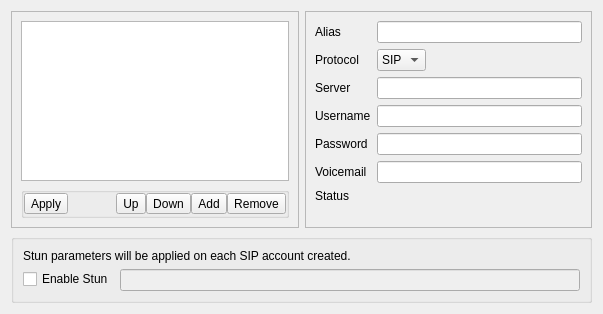
First picture: the form in src/conf/dlgaccountsbase.ui, repository KDE/ring-kde, before the edit.
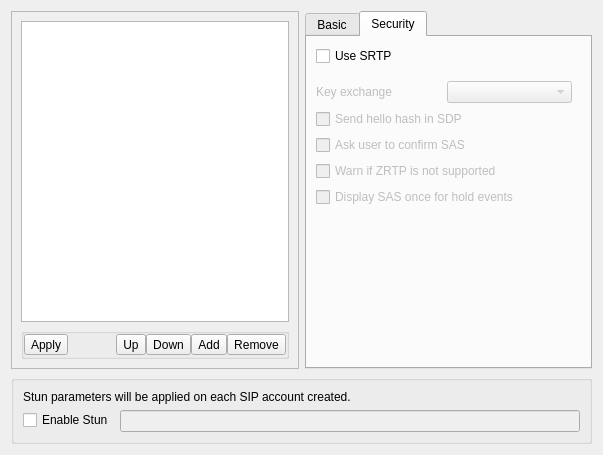
Second picture: the form after the edit. The open tabs and pages were chosen to show the change. Custom widgets are drawn as their Qt base class.

Patch:
```diff
--- a/src/conf/dlgaccountsbase.ui
+++ b/src/conf/dlgaccountsbase.ui
@@ -7,7 +7,7 @@
     <x>0</x>
     <y>0</y>
     <width>603</width>
-    <height>314</height>
+    <height>455</height>
    </rect>
   </property>
   <property name="windowTitle">
@@ -229,23 +229,21 @@
        </widget>
       </item>
       <item>
-       <widget class="QFrame" name="frame2_editAccounts">
+       <widget class="QTabWidget" name="frame2_editAccounts">
         <property name="sizePolicy">
          <sizepolicy hsizetype="Expanding" vsizetype="Expanding">
           <horstretch>1</horstretch>
           <verstretch>0</verstretch>
          </sizepolicy>
         </property>
-        <property name="frameShape">
-         <enum>QFrame::StyledPanel</enum>
+        <property name="currentIndex">
+         <number>0</number>
         </property>
-        <property name="frameShadow">
-         <enum>QFrame::Raised</enum>
-        </property>
-        <layout class="QFormLayout" name="formLayout_2">
-         <property name="fieldGrowthPolicy">
-          <enum>QFormLayout::ExpandingFieldsGrow</enum>
-         </property>
+        <widget class="QWidget" name="tab_basic">
+         <attribute name="title">
+          <string>Basic</string>
+         </attribute>
+         <layout class="QFormLayout" name="formLayout">
          <item row="0" column="0">
           <widget class="QLabel" name="label1_alias">
            <property name="text">
@@ -368,12 +366,126 @@
          </item>
          <item row="6" column="1">
           <widget class="QLabel" name="edit7_state">
+            <property name="sizePolicy">
+             <sizepolicy hsizetype="Expanding" vsizetype="Preferred">
+              <horstretch>0</horstretch>
+              <verstretch>0</verstretch>
+             </sizepolicy>
+            </property>
            <property name="text">
             <string/>
            </property>
           </widget>
          </item>
         </layout>
+        </widget>
+        <widget class="QWidget" name="tab_security">
+         <attribute name="title">
+          <string>Security</string>
+         </attribute>
+         <layout class="QVBoxLayout" name="verticalLayout_2">
+          <item>
+           <widget class="QCheckBox" name="checkBox_useSRTP">
+            <property name="text">
+             <string>Use SRTP</string>
+            </property>
+           </widget>
+          </item>
+          <item>
+           <widget class="QWidget" name="widget" native="true">
+            <property name="enabled">
+             <bool>false</bool>
+            </property>
+            <layout class="QVBoxLayout" name="verticalLayout_3">
+             <property name="leftMargin">
+              <number>0</number>
+             </property>
+             <item>
+              <widget class="QWidget" name="widget_keyExchange" native="true">
+               <property name="sizePolicy">
+                <sizepolicy hsizetype="Preferred" vsizetype="Fixed">
+                 <horstretch>0</horstretch>
+                 <verstretch>0</verstretch>
+                </sizepolicy>
+               </property>
+               <layout class="QHBoxLayout" name="horizontalLayout">
+                <property name="spacing">
+                 <number>-1</number>
+                </property>
+                <property name="margin">
+                 <number>0</number>
+                </property>
+                <item>
+                 <widget class="QLabel" name="label_keyExchange">
+                  <property name="sizePolicy">
+                   <sizepolicy hsizetype="Preferred" vsizetype="Fixed">
+                    <horstretch>0</horstretch>
+                    <verstretch>0</verstretch>
+                   </sizepolicy>
+                  </property>
+                  <property name="text">
+                   <string>Key exchange</string>
+                  </property>
+                  <property name="buddy">
+                   <cstring>combo_keyExchange</cstring>
+                  </property>
+                 </widget>
+                </item>
+                <item>
+                 <widget class="KComboBox" name="combo_keyExchange"/>
+                </item>
+               </layout>
+              </widget>
+             </item>
+             <item>
+              <widget class="QCheckBox" name="checkBox_helloSDP">
+               <property name="text">
+                <string>Send hello hash in SDP</string>
+               </property>
+              </widget>
+             </item>
+             <item>
+              <widget class="QCheckBox" name="checkBox_confirmSAS">
+               <property name="text">
+                <string>Ask user to confirm SAS</string>
+               </property>
+              </widget>
+             </item>
+             <item>
+              <widget class="QCheckBox" name="checkBox_warnZRTP">
+               <property name="text">
+                <string>Warn if ZRTP is not supported</string>
+               </property>
+              </widget>
+             </item>
+             <item>
+              <widget class="QCheckBox" name="checkBox_displaySASOnce">
+               <property name="text">
+                <string>Display SAS once for hold events</string>
+               </property>
+              </widget>
+             </item>
+            </layout>
+           </widget>
+          </item>
+          <item>
+           <spacer name="verticalSpacer">
+            <property name="orientation">
+             <enum>Qt::Vertical</enum>
+            </property>
+            <property name="sizeType">
+             <enum>QSizePolicy::Expanding</enum>
+            </property>
+            <property name="sizeHint" stdset="0">
+             <size>
+              <width>20</width>
+              <height>1</height>
+             </size>
+            </property>
+           </spacer>
+          </item>
+         </layout>
+        </widget>
        </widget>
       </item>
      </layout>
@@ -434,6 +546,11 @@
   </layout>
  </widget>
  <customwidgets>
+  <customwidget>
+   <class>KComboBox</class>
+   <extends>QComboBox</extends>
+   <header>kcombobox.h</header>
+  </customwidget>
   <customwidget>
    <class>KLineEdit</class>
    <extends>QLineEdit</extends>
```
Left out of the diff: 20 changed lines with no effect on the pictures. Lines whose indentation alone changed are shown as unchanged.
